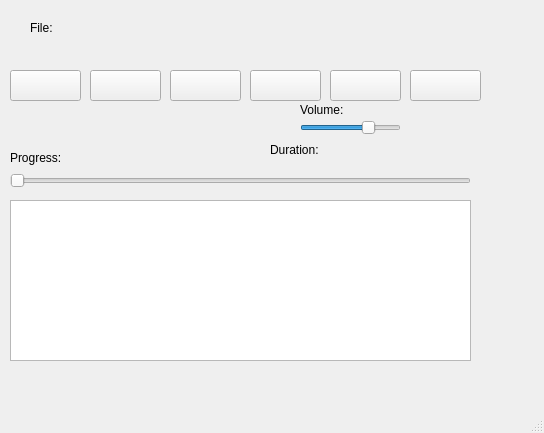
First picture: the form in mainwindow.ui, repository PutintsevIvan/QtMediaPlayer, before the edit.
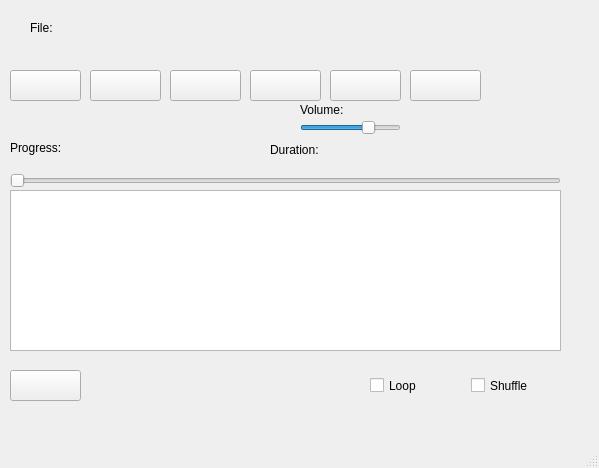
Second picture: the form after the edit.

Diff of the .ui file:
```diff
--- a/mainwindow.ui
+++ b/mainwindow.ui
@@ -6,8 +6,8 @@
    <rect>
     <x>0</x>
     <y>0</y>
-    <width>544</width>
-    <height>433</height>
+    <width>599</width>
+    <height>468</height>
    </rect>
   </property>
   <property name="windowTitle">
@@ -18,7 +18,7 @@
     <property name="geometry">
      <rect>
       <x>10</x>
-      <y>70</y>
+      <y>370</y>
       <width>71</width>
       <height>31</height>
      </rect>
@@ -30,7 +30,7 @@
    <widget class="QPushButton" name="pushButtonPrev">
     <property name="geometry">
      <rect>
-      <x>90</x>
+      <x>10</x>
       <y>70</y>
       <width>71</width>
       <height>31</height>
@@ -43,7 +43,7 @@
    <widget class="QPushButton" name="pushButtonPlay">
     <property name="geometry">
      <rect>
-      <x>170</x>
+      <x>90</x>
       <y>70</y>
       <width>71</width>
       <height>31</height>
@@ -56,7 +56,7 @@
    <widget class="QPushButton" name="pushButtonPause">
     <property name="geometry">
      <rect>
-      <x>250</x>
+      <x>170</x>
       <y>70</y>
       <width>71</width>
       <height>31</height>
@@ -69,7 +69,7 @@
    <widget class="QPushButton" name="pushButtonStop">
     <property name="geometry">
      <rect>
-      <x>330</x>
+      <x>250</x>
       <y>70</y>
       <width>71</width>
       <height>31</height>
@@ -82,7 +82,7 @@
    <widget class="QPushButton" name="pushButtonNext">
     <property name="geometry">
      <rect>
-      <x>410</x>
+      <x>330</x>
       <y>70</y>
       <width>71</width>
       <height>31</height>
@@ -97,7 +97,7 @@
      <rect>
       <x>10</x>
       <y>170</y>
-      <width>461</width>
+      <width>551</width>
       <height>21</height>
      </rect>
     </property>
@@ -164,7 +164,7 @@
     <property name="geometry">
      <rect>
       <x>10</x>
-      <y>150</y>
+      <y>140</y>
       <width>221</width>
       <height>16</height>
      </rect>
@@ -177,12 +177,54 @@
     <property name="geometry">
      <rect>
       <x>10</x>
-      <y>200</y>
-      <width>461</width>
+      <y>190</y>
+      <width>551</width>
       <height>161</height>
      </rect>
     </property>
    </widget>
+   <widget class="QPushButton" name="pushButtonMute">
+    <property name="geometry">
+     <rect>
+      <x>410</x>
+      <y>70</y>
+      <width>71</width>
+      <height>31</height>
+     </rect>
+    </property>
+    <property name="text">
+     <string/>
+    </property>
+    <property name="checkable">
+     <bool>true</bool>
+    </property>
+   </widget>
+   <widget class="QCheckBox" name="checkBoxLoop">
+    <property name="geometry">
+     <rect>
+      <x>370</x>
+      <y>370</y>
+      <width>71</width>
+      <height>31</height>
+     </rect>
+    </property>
+    <property name="text">
+     <string>Loop</string>
+    </property>
+   </widget>
+   <widget class="QCheckBox" name="checkBoxShuffle">
+    <property name="geometry">
+     <rect>
+      <x>471</x>
+      <y>370</y>
+      <width>91</width>
+      <height>31</height>
+     </rect>
+    </property>
+    <property name="text">
+     <string>Shuffle</string>
+    </property>
+   </widget>
   </widget>
   <widget class="QMenuBar" name="menubar">
    <property name="geometry">
```
Left out of the diff: 2 changed lines with no effect on the pictures.
